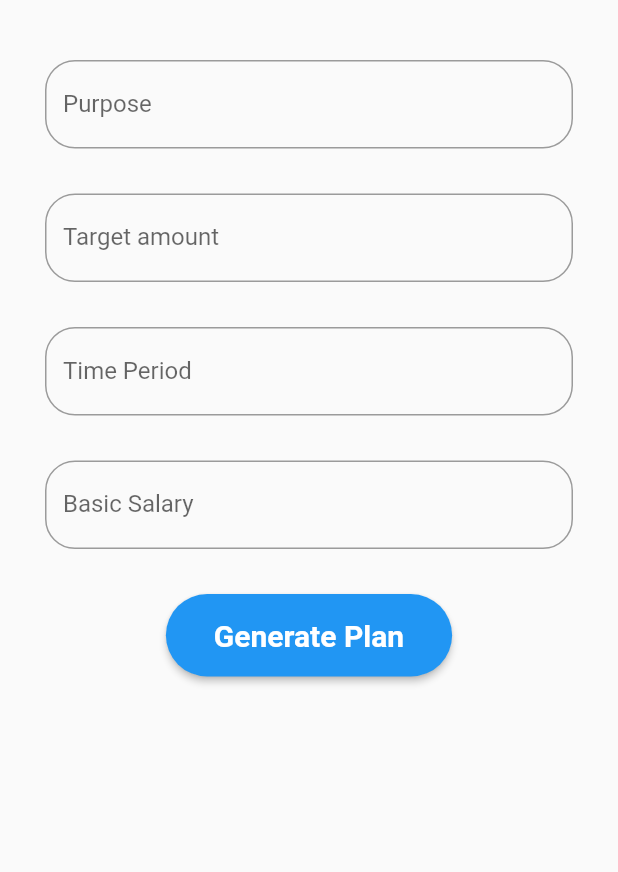
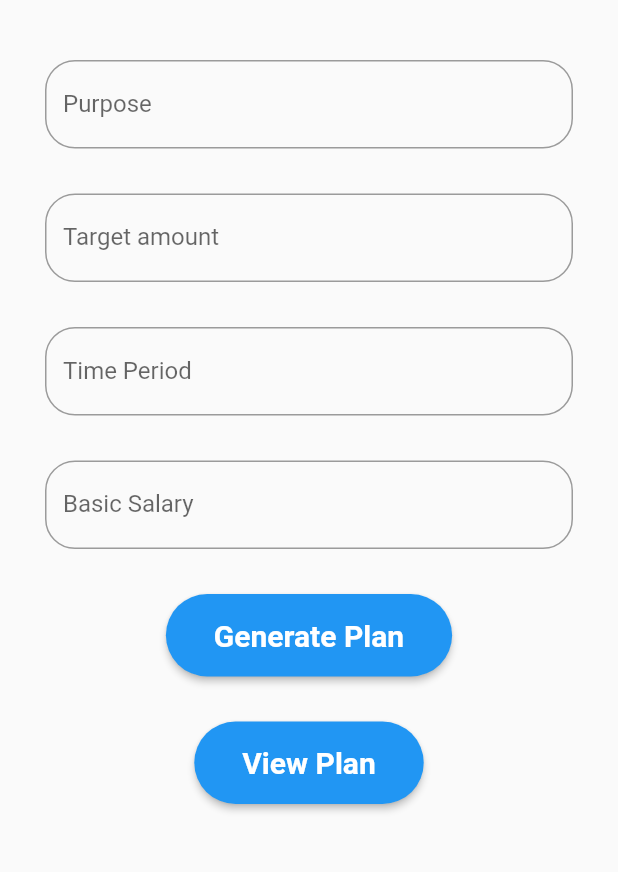
Before and after one commit to shobith10/kash, a Flutter app: the Money screen opened directly, on a phone screen of 412 x 824 dp, the part 84-956 px from its top. Run offline on Flutter 3.47's test engine with Material 2 defaults, Android fonts, the phone set to English and light mode, and no system bars; our stand-ins replace cloud_firestore, firebase_auth, firebase_core, modal_progress_hud, settings_ui; accounts and stored records are empty.

Commit message:
This reverts commit 237fab3b0663274a4ec16468ca23869b49683a20.

```diff
--- a/lib/Business.dart
+++ b/lib/Business.dart
@@ -16,6 +16,7 @@ class _BusinessState extends State<Business> {
   @override
   Widget build(BuildContext context) {
     return Scaffold(
+      resizeToAvoidBottomInset: false,
       appBar: AppBar(
         title: Padding(
           padding: const EdgeInsets.all(30.0),
@@ -44,7 +45,7 @@ class _BusinessState extends State<Business> {
                           child: Padding(
                             padding: const EdgeInsets.all(5.0),
                             child: Text(
-                              'Total Credit\n 000',
+                              'Total Credit\n 5125',
                               style: TextStyle(
                                 color: Colors.blue,
                                 fontWeight: FontWeight.bold,
--- a/lib/Savemoney.dart
+++ b/lib/Savemoney.dart
@@ -3,6 +3,7 @@ import 'package:flutter/material.dart';
 import 'package:flutter/cupertino.dart';
 import 'package:flutter/services.dart';
 import 'package:cloud_firestore/cloud_firestore.dart';
+import 'package:kash/plan.dart';
 
 class Money extends StatefulWidget {
   @override
@@ -14,10 +15,14 @@ class _MoneyState extends State<Money> {
   int month;
   int bsal;
   String purpose;
+  int ts;
+  int plan;
+  int mplan;
 
   @override
   Widget build(BuildContext context) {
     return Scaffold(
+      resizeToAvoidBottomInset: false,
       appBar: AppBar(
         title: Padding(
           padding: const EdgeInsets.all(30.0),
@@ -109,6 +114,7 @@ class _MoneyState extends State<Money> {
                   child: TextField(
                       onChanged: (value) {
                         bsal = int.parse(value);
+
                       },
                       style: TextStyle(color: Colors.black, fontSize: 16.0),
                       keyboardType: TextInputType.number,
@@ -133,10 +139,11 @@ class _MoneyState extends State<Money> {
                         {
                           'purpose': purpose,
                           'target' : tamount,
-                          'tp' : month,
+                          'monthp' : month,
+                          'maxex': ((bsal*month)-tamount)/month,
                           'basic': bsal
                         });
-
+                    _xpeseadded(context);
                   },
                   child: Padding(
                     padding: const EdgeInsets.all(16.0),
@@ -153,10 +160,50 @@ class _MoneyState extends State<Money> {
                       borderRadius: BorderRadius.circular(50)),
                   color: Colors.blue,
                 ),
+                SizedBox(
+                  height: 30,
+                ),
+                RaisedButton(
+                  onPressed: () async {
+                    Navigator.push(context,
+                        MaterialPageRoute(builder: (context) => Plan()));
+                  },
+                  child: Padding(
+                    padding: const EdgeInsets.all(16.0),
+                    child: Text(
+                      'View Plan',
+                      style: TextStyle(
+                        color: Colors.white,
+                        fontWeight: FontWeight.bold,
+                        fontSize: 20,
+                      ),
+                    ),
+                  ),
+                  shape: RoundedRectangleBorder(
+                      borderRadius: BorderRadius.circular(50)),
+                  color: Colors.blue,
+                )
               ],
             ),
           ),
       ),
     );
   }
+
+  _xpeseadded(BuildContext context){
+    return showDialog(
+        context: context,
+        barrierDismissible: true,
+        builder: (param){
+          return AlertDialog(
+            actions: <Widget>[
+              FlatButton(onPressed:() => Navigator.pop(context),
+                  child: Text('OK')
+              ),
+            ],
+            title: Text('Plan generated !'),
+          );
+        }
+    );
+  }
 }
--- a/lib/addcustomers.dart
+++ b/lib/addcustomers.dart
@@ -18,6 +18,7 @@ class _Addcustomer extends State<Addcustomer> {
   @override
   Widget build(BuildContext context) {
     return Scaffold(
+      resizeToAvoidBottomInset: false,
       appBar: AppBar(
         title: Padding(
           padding: const EdgeInsets.all(30.0),
--- a/lib/home.dart
+++ b/lib/home.dart
@@ -54,6 +54,7 @@ class _HomeState extends State<Home> {
   @override
   Widget build(BuildContext context) {
     return Scaffold(
+      resizeToAvoidBottomInset: false,
       drawer: Drawer(
         child: ListView(
           // Important: Remove any padding from the ListView.
@@ -85,7 +86,6 @@ class _HomeState extends State<Home> {
                 ),
               ),
                onTap: () async {
-
                       Navigator.push(context,
                           MaterialPageRoute(builder: (context) => Profile()));
             },
@@ -242,7 +242,7 @@ class _HomeState extends State<Home> {
                       labelText: "Enter your expense",
                     border: OutlineInputBorder(
                           borderRadius: BorderRadius.circular(20)),
-                    hintText: "Rs. 000",
+                    hintText: "000",
                     hintStyle:
                     TextStyle(color: Colors.black, fontSize: 16.0),
                   )
@@ -282,6 +282,7 @@ class _HomeState extends State<Home> {
                     'Rent',
                     'Cosmetics',
                     'Grocery',
+                    'Medical',
                     'Others',
                   ].map<DropdownMenuItem<String>>((String value) {
                     return DropdownMenuItem<String>(
--- a/lib/profile.dart
+++ b/lib/profile.dart
@@ -22,6 +22,7 @@ class _ProfileState extends State<Profile> {
 
   Widget build(BuildContext context) {
     return Scaffold(
+      resizeToAvoidBottomInset: false,
         appBar: AppBar(
           title: Padding(
             padding: const EdgeInsets.all(30.0),
--- a/lib/settings.dart
+++ b/lib/settings.dart
@@ -14,6 +14,7 @@ class _SettingsState extends State<Setting> {
   @override
   Widget build(BuildContext context) {
     return Scaffold(
+      resizeToAvoidBottomInset: false,
       appBar: AppBar(
         title: Padding(
           padding: const EdgeInsets.all(30.0),
--- a/lib/viewcustomers.dart
+++ b/lib/viewcustomers.dart
@@ -18,6 +18,7 @@ class _ViewcusState extends State<Viewcus> {
   @override
   Widget build(BuildContext context) {
     return Scaffold(
+      resizeToAvoidBottomInset: false,
       appBar: AppBar(
         title: Padding(
           padding: const EdgeInsets.all(30.0),
```
Also changed, not shown: lib/aboutus.dart (+12 -0 lines), lib/edit.dart (+41 -26 lines), lib/plan.dart (+65 -5 lines), lib/register.dart (+9 -1 lines), lib/sign.dart (+6 -1 lines), lib/verify.dart (+10 -3 lines).
